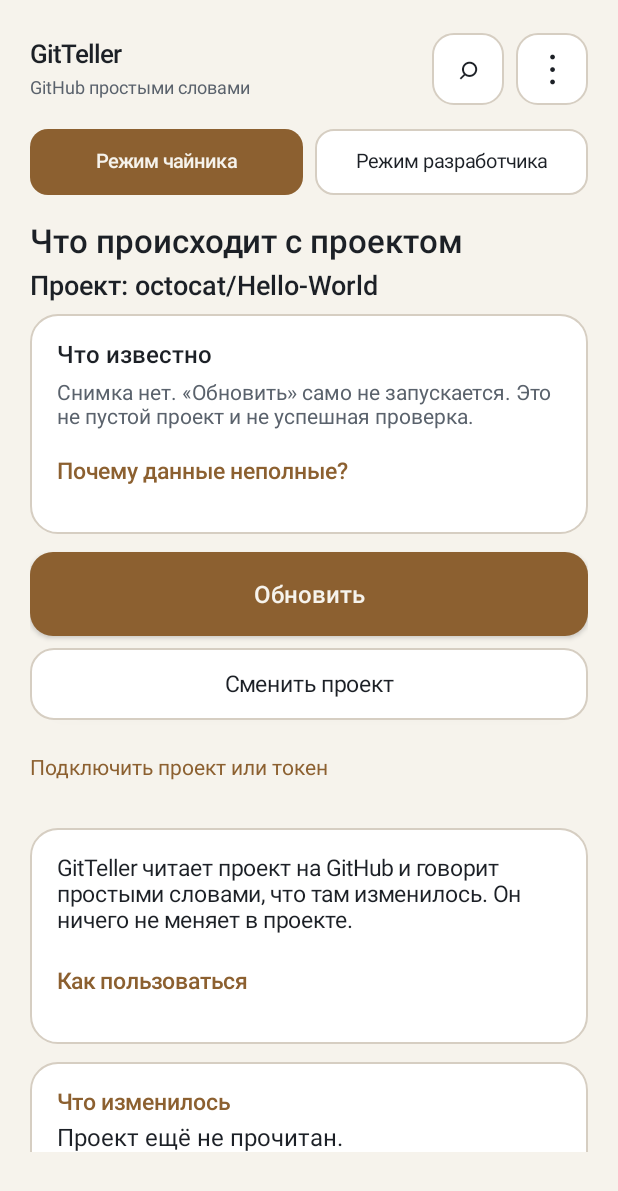
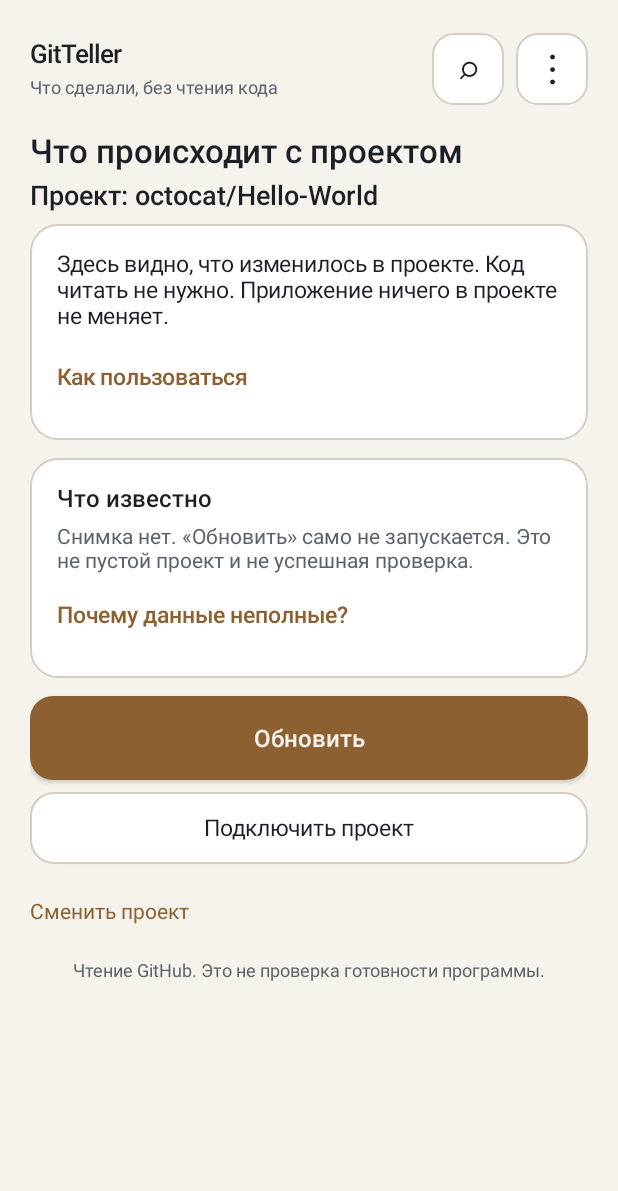
Before and after one commit to ivankondral1998-dot/GitTeller, an Android app: the screen it shows after launch (MainActivity), on a phone screen of 412 x 824 dp. Shown: the top 1191 px of the screen. Run offline under Robolectric (Android 15) with nearby library versions, the phone set to English and light mode, and no system bars; libraries missing offline, so code that uses them is left out: com.yandex.mobile; pictures from the network do not load; 13 statements that could not run were skipped.

Commit message:
1.0.15-dev: home starts with the four answers
The mode switch moves into the side panel. Search, project switch,
token setup and the incomplete-data screen stay. Nothing is deleted.
TokenVault is unchanged. Not merged to main.

```diff
--- a/app/build.gradle
+++ b/app/build.gradle
@@ -7,8 +7,8 @@ android {
         applicationId 'app.gitteller.mobile'
         minSdk 26
         targetSdk 35
-        versionCode 30
-        versionName '1.0.14-dev'
+        versionCode 31
+        versionName '1.0.15-dev'
         testInstrumentationRunner 'androidx.test.runner.AndroidJUnitRunner'
     }
     def originalDebug = file("${System.getProperty('user.home')}/.android/debug.keystore")
--- a/app/src/main/java/app/unocontrol/GithubClient.java
+++ b/app/src/main/java/app/unocontrol/GithubClient.java
@@ -521,7 +521,7 @@ final class GithubClient {
         c.setReadTimeout(14000);
         c.setRequestProperty("Accept", "application/vnd.github+json");
         c.setRequestProperty("X-GitHub-Api-Version", "2022-11-28");
-        c.setRequestProperty("User-Agent", "GitTeller/1.0.14-dev");
+        c.setRequestProperty("User-Agent", "GitTeller/1.0.15-dev");
         if (etag != null && !etag.isEmpty()) c.setRequestProperty("If-None-Match", etag);
         if (!token.isEmpty()) c.setRequestProperty("Authorization", "Bearer " + token);
         inflight = c;
--- a/app/src/main/java/app/unocontrol/MainActivity.java
+++ b/app/src/main/java/app/unocontrol/MainActivity.java
@@ -349,7 +349,7 @@ public final class MainActivity extends Activity {
         head.setGravity(Gravity.CENTER_VERTICAL);
         LinearLayout brand=vertical();
         brand.addView(txt("GitTeller",17,TEXT,true));
-        addLine(brand,developerMode() ? "Анализ GitHub" : "GitHub простыми словами",12,MUTED,false,5);
+        addLine(brand,developerMode() ? "Анализ GitHub" : "Что сделали, без чтения кода",12,MUTED,false,5);
         head.addView(brand,new LinearLayout.LayoutParams(0,-2,1f));
         TextView search=txt("⌕",22,TEXT,false);
         search.setGravity(Gravity.CENTER);
@@ -369,54 +369,21 @@ public final class MainActivity extends Activity {
         head.addView(menu,lp(48,48));
         menu.setOnClickListener(v -> toggleDrawer());
         wrap.addView(head,lp(-1,-2));
-        space(wrap,16);
-        modePicker(wrap);
         space(wrap,18);
         addLine(wrap,developerMode() ? "Панель разработчика" : "Что происходит с проектом",22,TEXT,true,0);
         String shortRepo=repo.length()>48?repo.substring(0,45)+"…":repo;
         addLine(wrap,"Проект: "+shortRepo,18,TEXT,true,6);
         space(wrap,8);
-        coverageStrip(wrap);
 
         Summary summary=Summary.of(current,previous);
-        if (current != null && !loading) {
-            addLine(wrap,HumanReport.ownerStatus(current,previous,summary),14,MUTED,false,0);
-            space(wrap,8);
-        }
-        refresh=new Button(this);
-        refresh.setText(loading?"Обновление…":"Обновить");
-        refresh.setAllCaps(false);
-        refresh.setTextSize(16);
-        refresh.setTypeface(Typeface.create("sans-serif-medium",Typeface.NORMAL));
-        refresh.setTextColor(BG);
-        refresh.setBackground(shape(ACCENT,15,0));
-        refresh.setEnabled(!loading);
-        refresh.setContentDescription("Обновить данные с GitHub");
-        wrap.addView(refresh,lp(-1,56));
-        refresh.setOnClickListener(v->sync());
-        space(wrap,8);
-        Button switchProject=new Button(this);
-        switchProject.setText("Сменить проект");
-        switchProject.setAllCaps(false);
-        switchProject.setTextSize(15);
-        switchProject.setTextColor(TEXT);
-        switchProject.setBackground(shape(PANEL,15,STROKE));
-        switchProject.setContentDescription("Сменить репозиторий GitHub");
-        wrap.addView(switchProject,lp(-1,48));
-        switchProject.setOnClickListener(v->openPage("projects"));
-        space(wrap,8);
-        TextView connectLink=txt("Подключить проект или токен",14,ACCENT,false);
-        connectLink.setMinHeight(dp(48));
-        connectLink.setGravity(Gravity.CENTER_VERTICAL);
-        connectLink.setContentDescription("Подключить проект или токен");
-        connectLink.setOnClickListener(v->openPage("access"));
-        wrap.addView(connectLink,lp(-1,-2));
-        space(wrap,16);
-
         String step = HumanReport.nextStep(current,previous,summary,lastError);
-        if (current == null && !loading) {
+        if (loading) {
+            LinearLayout hero=panel(wrap);
+            addLine(hero,"Идёт чтение GitHub",20,TEXT,true,0);
+            addLine(hero,"Подождите. Старые сведения проекта пока не меняются.",16,TEXT,false,10);
+        } else if (current == null) {
             LinearLayout start=panel(wrap);
-            addLine(start,"GitTeller читает проект на GitHub и говорит простыми словами, что там изменилось. Он ничего не меняет в проекте.",15,TEXT,false,0);
+            addLine(start,"Здесь видно, что изменилось в проекте. Код читать не нужно. Приложение ничего в проекте не меняет.",15,TEXT,false,0);
             TextView guide=txt("Как пользоваться",15,ACCENT,true);
             guide.setMinHeight(dp(48));
             guide.setGravity(Gravity.CENTER_VERTICAL);
@@ -424,17 +391,11 @@ public final class MainActivity extends Activity {
             guide.setOnClickListener(v -> openPage("guide"));
             space(start,8);
             start.addView(guide,lp(-1,-2));
-        }
-        if (loading) {
-            LinearLayout hero=panel(wrap);
-            addLine(hero,"Идёт чтение GitHub",20,TEXT,true,0);
-            addLine(hero,"Подождите. Старые сведения проекта пока не меняются.",16,TEXT,false,10);
-        } else {
-            if (developerMode()) {
+        } else if (developerMode()) {
             developerDashboard(wrap);
         } else {
-                boolean has = current != null;
-                boolean comparable = has && previous != null && !SnapshotCodec.isImported(current)
+            boolean has = true;
+            boolean comparable = previous != null && !SnapshotCodec.isImported(current)
                     && !SnapshotCodec.isImported(previous)
                     && current.optString("repo").equalsIgnoreCase(previous.optString("repo"));
             boolean complete = comparable && current.optBoolean("branchesComplete",false)
@@ -450,11 +411,16 @@ public final class MainActivity extends Activity {
             question(wrap,"Кто выполнял", HumanReport.ownerWho(current),
                     ()->openPage("commits"), UiMode.reason("who",has,comparable,complete));
         }
-            if (lastError != null) {
+        if (!loading && current != null) {
+            addLine(wrap,HumanReport.ownerStatus(current,previous,summary),14,MUTED,false,0);
+            space(wrap,8);
+        }
+        coverageStrip(wrap);
+        if (lastError != null && !loading) {
             LinearLayout warn=panel(wrap);
             addLine(warn,"Последняя попытка не удалась. "+lastError,14,WARN,false,0);
         }
-            if (current != null && (current.optBoolean("issuesStale", false) || current.optBoolean("pullsStale", false)
+        if (!loading && current != null && (current.optBoolean("issuesStale", false) || current.optBoolean("pullsStale", false)
                 || current.optBoolean("branchesStale", false) || current.optBoolean("commitsStale", false)
                 || SnapshotCodec.isImported(current))) {
             LinearLayout stale=panel(wrap);
@@ -467,6 +433,30 @@ public final class MainActivity extends Activity {
             space(stale,6);
             stale.addView(why,lp(-1,-2));
         }
+
+        refresh=new Button(this);
+        refresh.setText(loading?"Обновление…":"Обновить");
+        refresh.setAllCaps(false);
+        refresh.setTextSize(16);
+        refresh.setTypeface(Typeface.create("sans-serif-medium",Typeface.NORMAL));
+        refresh.setTextColor(BG);
+        refresh.setBackground(shape(ACCENT,15,0));
+        refresh.setEnabled(!loading);
+        refresh.setContentDescription("Обновить данные с GitHub");
+        wrap.addView(refresh,lp(-1,56));
+        refresh.setOnClickListener(v->sync());
+        space(wrap,8);
+        if (current == null && !loading) {
+            Button connect=new Button(this);
+            connect.setText("Подключить проект");
+            connect.setAllCaps(false);
+            connect.setTextSize(15);
+            connect.setTextColor(TEXT);
+            connect.setBackground(shape(PANEL,15,STROKE));
+            connect.setContentDescription("Подключить проект или токен");
+            wrap.addView(connect,lp(-1,48));
+            connect.setOnClickListener(v->openPage("access"));
+            space(wrap,8);
         }
         if (!loading && !"Повторить загрузку".equals(step)) {
             Button next=new Button(this);
@@ -483,8 +473,21 @@ public final class MainActivity extends Activity {
                 else if ("Открыть направления".equals(step)) openPage("branches");
                 else sync();
             });
+            space(wrap,8);
         }
-        space(wrap,14);
+        TextView switchProject=txt("Сменить проект",14,ACCENT,false);
+        switchProject.setMinHeight(dp(48));
+        switchProject.setGravity(Gravity.CENTER_VERTICAL);
+        switchProject.setContentDescription("Сменить репозиторий GitHub");
+        switchProject.setOnClickListener(v->openPage("projects"));
+        wrap.addView(switchProject,lp(-1,-2));
+        TextView connectLink=txt("Подключить проект или токен",14,MUTED,false);
+        connectLink.setMinHeight(dp(48));
+        connectLink.setGravity(Gravity.CENTER_VERTICAL);
+        connectLink.setContentDescription("Подключить проект или токен");
+        connectLink.setOnClickListener(v->openPage("access"));
+        if (current != null) wrap.addView(connectLink,lp(-1,-2));
+        space(wrap,8);
         TextView footer=txt("Чтение GitHub. Это не проверка готовности программы.",12,MUTED,false);
         footer.setGravity(Gravity.CENTER);
         wrap.addView(footer,lp(-1,-2));
@@ -496,9 +499,11 @@ public final class MainActivity extends Activity {
         LinearLayout card = panel(parent);
         addLine(card, "Что известно", 16, TEXT, true, 0);
         addLine(card, Coverage.compact(current, developerMode()), 14, MUTED, false, 8);
-        if (current != null) {
-            addLine(card, "Последняя запись снимка: " + formatTime(current.optLong("capturedAt", 0))
-                    + ". Само обновление не запускается.", 13, MUTED, false, 8);
+        if (current != null && developerMode()) {
+            addLine(card, "Обновлено вручную: " + formatTime(current.optLong("capturedAt", 0))
+                    + ". Само не запускается.", 13, MUTED, false, 8);
+        } else if (current != null) {
+            addLine(card, "Обновлено вручную: " + formatTime(current.optLong("capturedAt", 0)) + ".", 13, MUTED, false, 8);
         }
         TextView link = txt("Почему данные неполные?", 15, ACCENT, true);
         link.setMinHeight(dp(48));
@@ -562,6 +567,8 @@ public final class MainActivity extends Activity {
         close.setOnClickListener(v -> closeDrawer(motionMs() > 0));
         panel.addView(close, lp(-1, 48));
         addLine(panel, "GitTeller", 13, MUTED, false, 0);
+        space(panel, 8);
+        modePicker(panel);
         space(panel, 8);
         ScrollView list = new ScrollView(this);
         LinearLayout items = vertical();
--- a/app/src/main/java/app/unocontrol/SectionActivity.java
+++ b/app/src/main/java/app/unocontrol/SectionActivity.java
@@ -636,9 +636,9 @@ public final class SectionActivity extends Activity {
         return " Время раздела: " + when + "." + cache;
     }
     private void settings(){
-        note("GitTeller 1.0.14-dev", "Два режима, поиск по сохранённым данным и правая панель. Ссылка GitHub открывается отдельной кнопкой и только на выбранный проект. Это не коммерческий релиз и не проверка готовности программы.");
+        note("GitTeller 1.0.15-dev", "На главном четыре ответа. Подробный режим, поиск и разделы в правой панели. Баннер внизу маленький. Это не коммерческий релиз и не проверка готовности программы.");
         note("Реклама", "Реклама Яндекса. Баннер внизу. Большой ролик не чаще раза в час при «Обновить». Если реклама не загрузилась, обновление всё равно выполняется.");
-        note("Режимы", "«Режим чайника» и «Режим разработчика» переключаются на главном экране. Выбор сохраняется на устройстве. Права GitHub не меняются.");
+        note("Режимы", "«Режим чайника» и «Режим разработчика» переключаются в правой панели. На главном по умолчанию простой вид: четыре ответа. Подробности не удалены, они в панели. Выбор сохраняется на устройстве. Права GitHub не меняются.");
         note("Оформление", "Светлая или тёмная тема берётся из настроек телефона. Отдельный переключатель не нужен.");
         note("Безопасность", "Чтение GitHub только через HTTPS. Токены в Android Keystore, отдельно на каждый проект, не попадают в резервную копию JSON и не пишутся в журнал.");
         note("Резервные копии", "В архив попадают только сведения GitHub. Защищённый токен не экспортируется. Импортированный файл нельзя считать свежей проверкой.");
@@ -651,7 +651,7 @@ public final class SectionActivity extends Activity {
         note("Ограничения", "Приложение не запускает сборку и не проверяет работу на телефоне. Нехватка данных показывается как нехватка данных, а не как успех.");
     }
     private void about(){
-        note("GitTeller 1.0.14-dev", "Нативное чтение GitHub. versionCode 30. Это не коммерческий релиз и не приёмка на телефоне.");
+        note("GitTeller 1.0.15-dev", "Нативное чтение GitHub. versionCode 31. Это не коммерческий релиз и не приёмка на телефоне.");
         note("Что умеет", "Два режима одних данных, поиск по уже загруженному, панель разделов и разбор, почему список неполный.");
         note("Чего не делает", "Не пишет в GitHub, не запускает тесты и не считает пустое место успехом.");
         action("Почему готовность нельзя доказать коммитом","Короткое объяснение",()->go("why"));
```
Also changed, not shown: 4 other files. Lines whose indentation alone changed are shown as unchanged.
